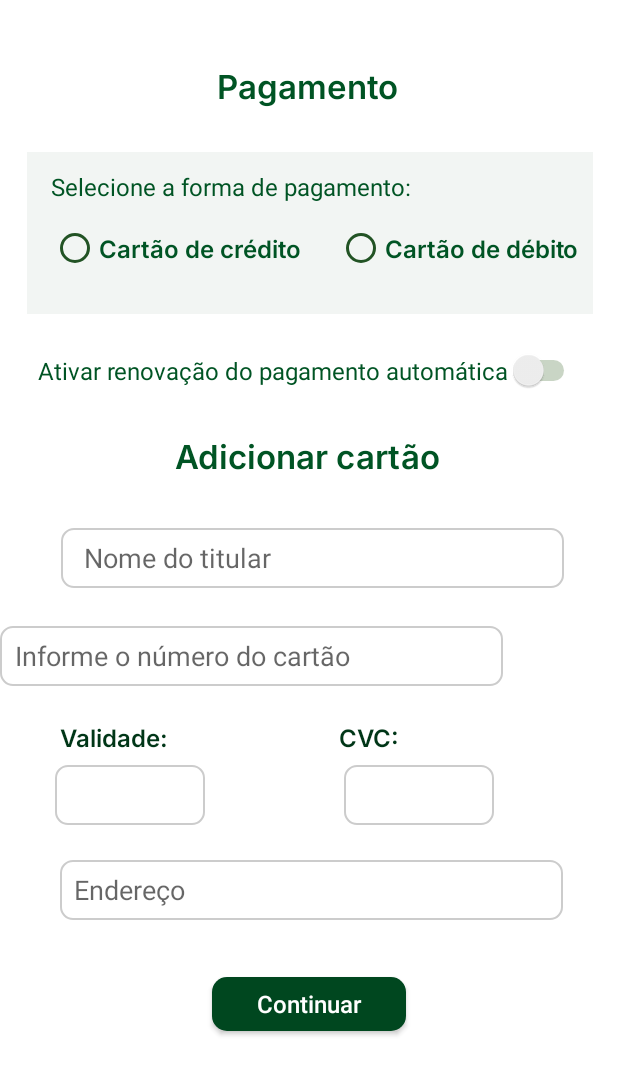
After one commit to fernandafreittas/Hallel---Mobile, an Android app: the layout pagamento_cartao.xml on its own in the app's theme, with its tools: preview values and no code run, on a phone screen of 412 x 824 dp. The commit adds this screen. Shown: the top 1074 px of the screen. Run offline under Robolectric (Android 15) with nearby library versions, the phone set to English and light mode, and no system bars.

Commit message:
tela de pagamento cartao

```diff
--- a/MyApplication/app/src/main/res/layout/pagamento_boleto.xml
+++ b/MyApplication/app/src/main/res/layout/pagamento_boleto.xml
@@ -71,7 +71,7 @@
                     app:srcCompat="@drawable/circulo_cinza" />
 
                 <Button
-                    android:id="@+id/btnGerarBoleto"
+                    android:id="@+id/btnDoarDinheito"
                     android:layout_width="244dp"
                     android:layout_height="43dp"
                     android:layout_marginTop="20dp"
@@ -83,7 +83,7 @@
                     app:layout_constraintTop_toBottomOf="@+id/imageView16" />
 
                 <Button
-                    android:id="@+id/btncopyBoleto"
+                    android:id="@+id/btnDoarObj"
                     android:layout_width="244dp"
                     android:layout_height="43dp"
                     android:layout_marginBottom="84dp"
--- /dev/null
+++ b/MyApplication/app/src/main/res/layout/pagamento_cartao.xml
@@ -0,0 +1,242 @@
+<?xml version="1.0" encoding="utf-8"?>
+<androidx.constraintlayout.widget.ConstraintLayout xmlns:android="http://schemas.android.com/apk/res/android"
+    xmlns:app="http://schemas.android.com/apk/res-auto"
+    xmlns:tools="http://schemas.android.com/tools"
+    android:layout_width="match_parent"
+    android:layout_height="match_parent">
+
+    <ScrollView
+        android:layout_width="match_parent"
+        android:layout_height="match_parent"
+        app:layout_constraintBottom_toBottomOf="parent"
+        app:layout_constraintEnd_toEndOf="parent"
+        app:layout_constraintStart_toStartOf="parent"
+        app:layout_constraintTop_toTopOf="parent">
+
+        <LinearLayout
+            android:layout_width="match_parent"
+            android:layout_height="wrap_content"
+            android:orientation="vertical">
+
+            <androidx.constraintlayout.widget.ConstraintLayout
+                android:layout_width="match_parent"
+                android:layout_height="739dp"
+                android:background="#FFFFFF">
+
+                <TextView
+                    android:id="@+id/textView4"
+                    android:layout_width="wrap_content"
+                    android:layout_height="wrap_content"
+                    android:layout_marginTop="30dp"
+                    android:layout_marginBottom="424dp"
+                    android:fontFamily="@font/inter_semibold"
+                    android:text="Adicionar cartão"
+                    android:textAlignment="center"
+                    android:textColor="@color/cordetextohallel"
+                    android:textSize="22sp"
+                    app:layout_constraintBottom_toBottomOf="parent"
+                    app:layout_constraintEnd_toEndOf="parent"
+                    app:layout_constraintHorizontal_bias="0.497"
+                    app:layout_constraintStart_toStartOf="parent"
+                    app:layout_constraintTop_toBottomOf="@+id/switch1" />
+
+                <EditText
+                    android:id="@+id/nometitular"
+                    android:layout_width="335dp"
+                    android:layout_height="40dp"
+                    android:layout_marginTop="10dp"
+                    android:background="@drawable/input_text_cartao"
+                    android:hint="Nome do titular"
+                    android:paddingStart="15sp"
+                    app:layout_constraintBottom_toBottomOf="parent"
+                    app:layout_constraintEnd_toEndOf="parent"
+                    app:layout_constraintHorizontal_bias="0.533"
+                    app:layout_constraintStart_toStartOf="parent"
+                    app:layout_constraintTop_toBottomOf="@+id/textView4"
+                    app:layout_constraintVertical_bias="0.064" />
+
+                <EditText
+                    android:id="@+id/numerocartao"
+                    android:layout_width="335dp"
+                    android:layout_height="40dp"
+                    android:background="@drawable/input_text_cartao"
+                    android:ems="10"
+                    android:hint="Informe o número do cartão"
+                    android:inputType="number"
+                    android:paddingStart="10sp"
+                    app:layout_constraintBottom_toBottomOf="parent"
+                    app:layout_constraintTop_toBottomOf="@+id/nometitular"
+                    app:layout_constraintVertical_bias="0.082"
+                    tools:layout_editor_absoluteX="41dp" />
+
+                <EditText
+                    android:id="@+id/editTextNumber2"
+                    android:layout_width="100dp"
+                    android:layout_height="40dp"
+                    android:background="@drawable/input_text_cartao"
+                    android:ems="10"
+                    android:inputType="number"
+                    app:layout_constraintBottom_toBottomOf="parent"
+                    app:layout_constraintEnd_toEndOf="parent"
+                    app:layout_constraintHorizontal_bias="0.528"
+                    app:layout_constraintStart_toEndOf="@+id/cvc"
+                    app:layout_constraintTop_toBottomOf="@+id/textView18"
+                    app:layout_constraintVertical_bias="0.04" />
+
+                <TextView
+                    android:id="@+id/textView17"
+                    android:layout_width="wrap_content"
+                    android:layout_height="wrap_content"
+                    android:fontFamily="@font/inter_semibold"
+                    android:text="Validade:"
+                    android:textColor="@color/cortexto2"
+                    android:textSize="16sp"
+                    app:layout_constraintBottom_toBottomOf="parent"
+                    app:layout_constraintEnd_toEndOf="parent"
+                    app:layout_constraintHorizontal_bias="0.117"
+                    app:layout_constraintStart_toStartOf="parent"
+                    app:layout_constraintTop_toBottomOf="@+id/numerocartao"
+                    app:layout_constraintVertical_bias="0.087" />
+
+                <EditText
+                    android:id="@+id/cvc"
+                    android:layout_width="100dp"
+                    android:layout_height="40dp"
+                    android:background="@drawable/input_text_cartao"
+                    android:ems="10"
+                    android:inputType="date"
+                    app:layout_constraintBottom_toBottomOf="parent"
+                    app:layout_constraintEnd_toEndOf="parent"
+                    app:layout_constraintHorizontal_bias="0.118"
+                    app:layout_constraintStart_toStartOf="parent"
+                    app:layout_constraintTop_toBottomOf="@+id/textView17"
+                    app:layout_constraintVertical_bias="0.04" />
+
+                <TextView
+                    android:id="@+id/textView18"
+                    android:layout_width="wrap_content"
+                    android:layout_height="wrap_content"
+                    android:fontFamily="@font/inter_semibold"
+                    android:text="CVC:"
+                    android:textColor="@color/cortexto2"
+                    android:textSize="16sp"
+                    app:layout_constraintBottom_toBottomOf="parent"
+                    app:layout_constraintEnd_toEndOf="parent"
+                    app:layout_constraintHorizontal_bias="0.44"
+                    app:layout_constraintStart_toEndOf="@+id/textView17"
+                    app:layout_constraintTop_toBottomOf="@+id/numerocartao"
+                    app:layout_constraintVertical_bias="0.087" />
+
+                <AutoCompleteTextView
+                    android:id="@+id/autoCompleteTextView"
+                    android:layout_width="335dp"
+                    android:layout_height="40dp"
+                    android:layout_marginTop="116dp"
+                    android:background="@drawable/input_text_cartao"
+                    android:hint="  Endereço"
+                    app:layout_constraintEnd_toEndOf="parent"
+                    app:layout_constraintHorizontal_bias="0.526"
+                    app:layout_constraintStart_toStartOf="parent"
+                    app:layout_constraintTop_toBottomOf="@+id/numerocartao" />
+
+                <Button
+                    android:id="@+id/btncontinuar"
+                    android:layout_width="129dp"
+                    android:layout_height="36dp"
+                    android:layout_marginBottom="52dp"
+                    android:background="@drawable/fundo_button_verde"
+                    android:text="Continuar"
+                    android:textAllCaps="false"
+                    android:textColor="@color/white"
+                    android:textSize="16sp"
+                    app:layout_constraintBottom_toBottomOf="parent"
+                    app:layout_constraintEnd_toEndOf="parent"
+                    app:layout_constraintStart_toStartOf="parent"
+                    app:layout_constraintTop_toBottomOf="@+id/autoCompleteTextView"
+                    app:layout_constraintVertical_bias="1.0" />
+
+                <TextView
+                    android:id="@+id/titleParticipar"
+                    android:layout_width="wrap_content"
+                    android:layout_height="wrap_content"
+                    android:layout_marginTop="20sp"
+                    android:fontFamily="@font/inter_semibold"
+                    android:text="Pagamento"
+                    android:textColor="@color/cordetextohallel"
+                    android:textSize="22sp"
+                    app:layout_constraintBottom_toBottomOf="parent"
+                    app:layout_constraintEnd_toEndOf="parent"
+                    app:layout_constraintHorizontal_bias="0.497"
+                    app:layout_constraintStart_toStartOf="parent"
+                    app:layout_constraintTop_toTopOf="parent"
+                    app:layout_constraintVertical_bias="0.031" />
+
+                <View
+                    android:id="@+id/view"
+                    android:layout_width="377dp"
+                    android:layout_height="108dp"
+                    android:layout_marginTop="30dp"
+                    android:background="#F2F5F3"
+                    app:layout_constraintEnd_toEndOf="parent"
+                    app:layout_constraintHorizontal_bias="0.516"
+                    app:layout_constraintStart_toStartOf="parent"
+                    app:layout_constraintTop_toBottomOf="@+id/titleParticipar" />
+
+                <TextView
+                    android:id="@+id/textView25"
+                    android:layout_width="wrap_content"
+                    android:layout_height="wrap_content"
+                    android:layout_marginStart="16dp"
+                    android:layout_marginTop="12dp"
+                    android:background="#F2F5F3"
+                    android:text="Selecione a forma de pagamento:"
+                    android:textColor="@color/cordetextohallel"
+                    android:textSize="16sp"
+                    app:layout_constraintStart_toStartOf="@+id/view"
+                    app:layout_constraintTop_toTopOf="@+id/view" />
+
+                <RadioButton
+                    android:id="@+id/radioButton2"
+                    android:layout_width="wrap_content"
+                    android:layout_height="wrap_content"
+                    android:layout_marginStart="16dp"
+                    android:layout_marginTop="48dp"
+                    android:buttonTint="#225324"
+                    android:fontFamily="@font/inter_semibold"
+                    android:text="Cartão de crédito"
+                    android:textColor="@color/cordetextohallel"
+                    android:textSize="16sp"
+                    app:layout_constraintStart_toStartOf="@+id/view"
+                    app:layout_constraintTop_toTopOf="@+id/view" />
+
+                <RadioButton
+                    android:id="@+id/radioButton3"
+                    android:layout_width="wrap_content"
+                    android:layout_height="wrap_content"
+                    android:layout_marginStart="24dp"
+                    android:layout_marginTop="48dp"
+                    android:buttonTint="#225324"
+                    android:fontFamily="@font/inter_semibold"
+                    android:text="Cartão de débito"
+                    android:textColor="@color/cordetextohallel"
+                    android:textSize="16sp"
+                    app:layout_constraintStart_toEndOf="@+id/radioButton2"
+                    app:layout_constraintTop_toTopOf="@+id/view" />
+
+                <Switch
+                    android:id="@+id/switch1"
+                    android:layout_width="wrap_content"
+                    android:layout_height="wrap_content"
+                    android:layout_marginTop="24dp"
+                    android:text="Ativar renovação do pagamento automática"
+                    android:textColor="@color/cordetextohallel"
+                    android:textSize="16sp"
+                    android:trackTint="#305E22"
+                    app:layout_constraintEnd_toEndOf="parent"
+                    app:layout_constraintStart_toStartOf="parent"
+                    app:layout_constraintTop_toBottomOf="@+id/view" />
+
+            </androidx.constraintlayout.widget.ConstraintLayout>
+        </LinearLayout>
+    </ScrollView>
+</androidx.constraintlayout.widget.ConstraintLayout>
```
Also changed, not shown: MyApplication/app/src/main/java/com/example/hallelapp/MainActivity.java (+3 -4 lines), MyApplication/app/src/main/res/drawable/circulo_verdeclaro.xml (added, +9 -0 lines), MyApplication/app/src/main/res/layout/direcionamento_doacao.xml (added, +121 -0 lines), MyApplication/app/src/main/res/layout/participar_evento.xml (+8 -8 lines), MyApplication/app/src/main/res/drawable/icone_doacao_dinheiro.png (added), MyApplication/app/src/main/res/drawable/icone_doacao_obj.png (added), 21 other files.
